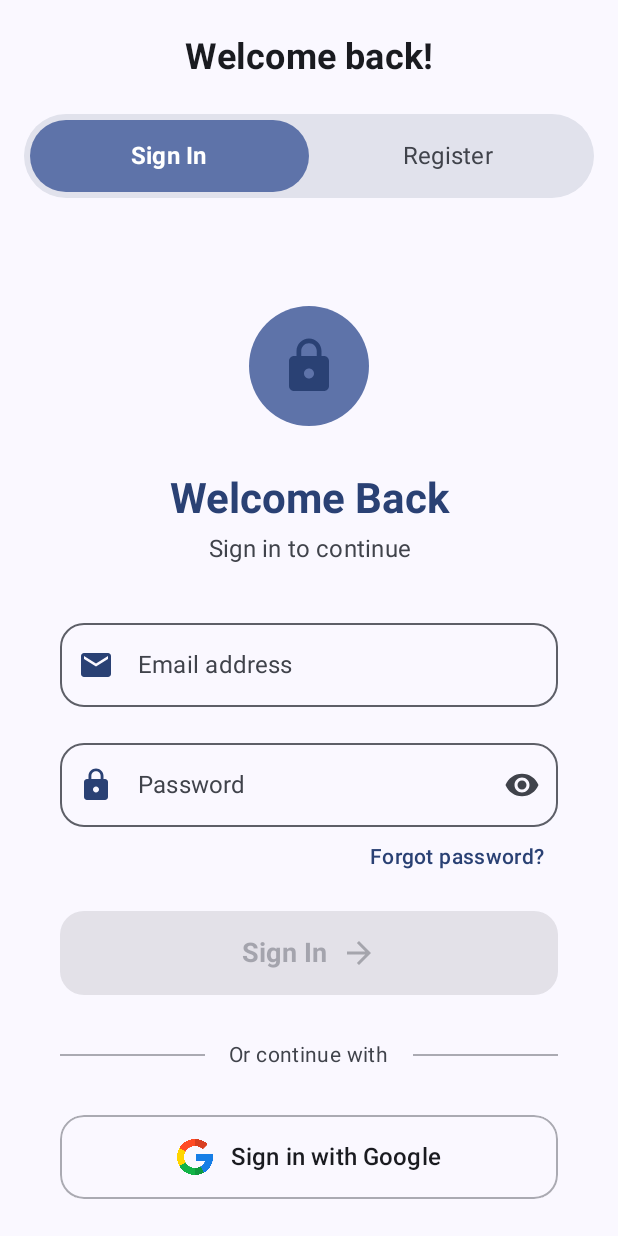
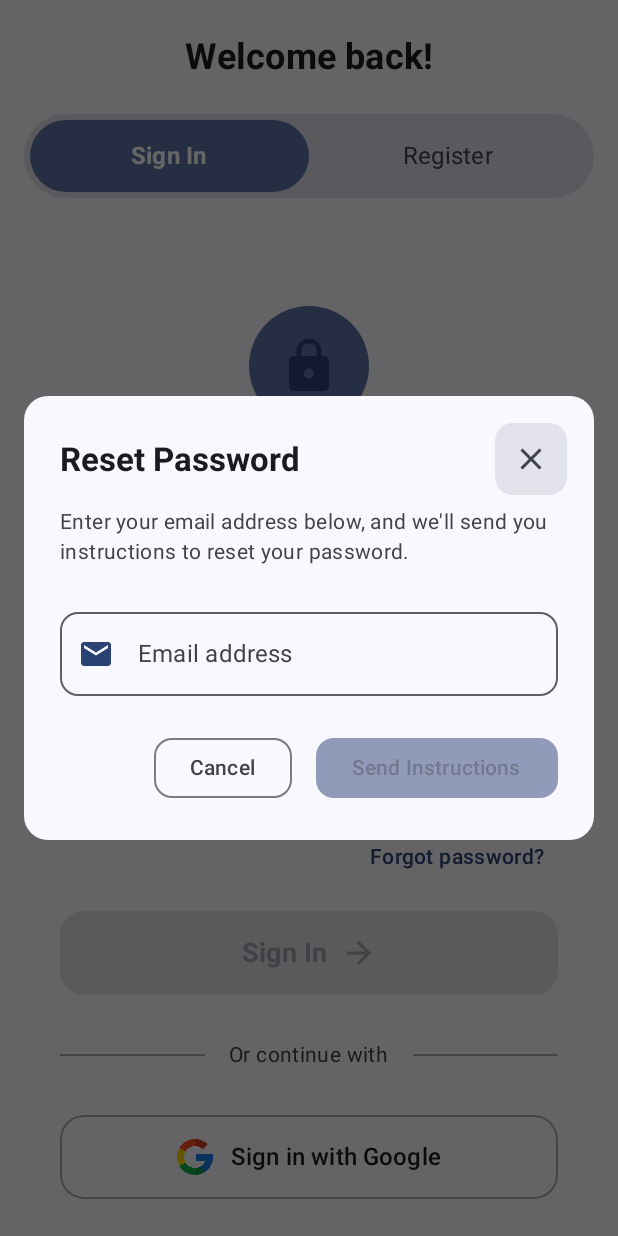
Before and after one commit to zenitsudono/GMAO-machines, an Android app built with Jetpack Compose: the composable AuthScreen shown on its own in the app's theme, after a tap on "Forgot password?", on a phone screen of 412 x 824 dp. Run offline under Robolectric (Android 15) with nearby library versions, the light colour scheme and no system bars; our stand-ins replace Firebase (no records; nobody signed in at launch, a user with empty details on screens opened directly).

Commit message:
function forget password done

```diff
--- a/app/src/main/java/com/app/gmao_machines/models/AuthUiState.kt
+++ b/app/src/main/java/com/app/gmao_machines/models/AuthUiState.kt
@@ -7,4 +7,5 @@ sealed class AuthUiState {
     object Loading : AuthUiState()
     data class Success(val user: User) : AuthUiState()
     data class Error(val message: String) : AuthUiState()
+    data class PasswordResetSent(val email: String) : AuthUiState()
 }
--- /dev/null
+++ b/app/src/main/java/com/app/gmao_machines/ui/components/ForgotPasswordDialog.kt
@@ -0,0 +1,169 @@
+package com.app.gmao_machines.ui.components
+
+import androidx.compose.foundation.background
+import androidx.compose.foundation.layout.*
+import androidx.compose.foundation.shape.RoundedCornerShape
+import androidx.compose.foundation.text.KeyboardOptions
+import androidx.compose.material.icons.Icons
+import androidx.compose.material.icons.filled.Close
+import androidx.compose.material.icons.filled.Email
+import androidx.compose.material3.*
+import androidx.compose.runtime.*
+import androidx.compose.ui.Alignment
+import androidx.compose.ui.Modifier
+import androidx.compose.ui.graphics.Color
+import androidx.compose.ui.text.font.FontWeight
+import androidx.compose.ui.text.input.ImeAction
+import androidx.compose.ui.text.input.KeyboardType
+import androidx.compose.ui.unit.dp
+import androidx.compose.ui.window.Dialog
+import androidx.compose.ui.window.DialogProperties
+
+@OptIn(ExperimentalMaterial3Api::class)
+@Composable
+fun ForgotPasswordDialog(
+    initialEmail: String = "",
+    onDismiss: () -> Unit,
+    onSubmit: (String) -> Unit
+) {
+    var email by remember { mutableStateOf(initialEmail) }
+    var isEmailValid by remember { mutableStateOf(false) }
+
+    // Validate email whenever it changes
+    LaunchedEffect(email) {
+        isEmailValid = email.isNotBlank() && android.util.Patterns.EMAIL_ADDRESS.matcher(email).matches()
+    }
+
+    Dialog(
+        onDismissRequest = onDismiss,
+        properties = DialogProperties(
+            dismissOnBackPress = true,
+            dismissOnClickOutside = true
+        )
+    ) {
+        Card(
+            modifier = Modifier
+                .fillMaxWidth()
+                .padding(16.dp),
+            shape = RoundedCornerShape(16.dp),
+            colors = CardDefaults.cardColors(
+                containerColor = MaterialTheme.colorScheme.surface
+            )
+        ) {
+            Column(
+                modifier = Modifier
+                    .fillMaxWidth()
+                    .padding(24.dp),
+                horizontalAlignment = Alignment.CenterHorizontally
+            ) {
+                // Header with close button
+                Row(
+                    modifier = Modifier.fillMaxWidth(),
+                    horizontalArrangement = Arrangement.SpaceBetween,
+                    verticalAlignment = Alignment.CenterVertically
+                ) {
+                    Text(
+                        text = "Reset Password",
+                        style = MaterialTheme.typography.titleLarge,
+                        fontWeight = FontWeight.Bold
+                    )
+
+                    IconButton(
+                        onClick = onDismiss,
+                        modifier = Modifier
+                            .size(36.dp)
+                            .background(
+                                color = MaterialTheme.colorScheme.surfaceVariant,
+                                shape = RoundedCornerShape(12.dp)
+                            )
+                    ) {
+                        Icon(
+                            imageVector = Icons.Default.Close,
+                            contentDescription = "Close",
+                            tint = MaterialTheme.colorScheme.onSurfaceVariant
+                        )
+                    }
+                }
+
+                Spacer(modifier = Modifier.height(16.dp))
+
+                // Instructions
+                Text(
+                    text = "Enter your email address below, and we'll send you instructions to reset your password.",
+                    style = MaterialTheme.typography.bodyMedium,
+                    color = MaterialTheme.colorScheme.onSurfaceVariant
+                )
+
+                Spacer(modifier = Modifier.height(24.dp))
+
+                // Email field
+                OutlinedTextField(
+                    value = email,
+                    onValueChange = { email = it },
+                    label = { Text("Email address") },
+                    placeholder = { Text("Enter your email") },
+                    modifier = Modifier.fillMaxWidth(),
+                    shape = RoundedCornerShape(12.dp),
+                    colors = OutlinedTextFieldDefaults.colors(
+                        focusedBorderColor = MaterialTheme.colorScheme.primary,
+                        unfocusedBorderColor = MaterialTheme.colorScheme.outline,
+                    ),
+                    leadingIcon = {
+                        Icon(
+                            imageVector = Icons.Default.Email,
+                            contentDescription = "Email",
+                            tint = MaterialTheme.colorScheme.primary
+                        )
+                    },
+                    keyboardOptions = KeyboardOptions(
+                        keyboardType = KeyboardType.Email,
+                        imeAction = ImeAction.Done
+                    ),
+                    singleLine = true,
+                    isError = email.isNotEmpty() && !isEmailValid
+                )
+
+                if (email.isNotEmpty() && !isEmailValid) {
+                    Text(
+                        text = "Please enter a valid email address",
+                        color = MaterialTheme.colorScheme.error,
+                        style = MaterialTheme.typography.bodySmall,
+                        modifier = Modifier
+                            .fillMaxWidth()
+                            .padding(start = 16.dp, top = 4.dp)
+                    )
+                }
+
+                Spacer(modifier = Modifier.height(24.dp))
+
+                // Action buttons
+                Row(
+                    modifier = Modifier.fillMaxWidth(),
+                    horizontalArrangement = Arrangement.End
+                ) {
+                    OutlinedButton(
+                        onClick = onDismiss,
+                        shape = RoundedCornerShape(12.dp),
+                        colors = ButtonDefaults.outlinedButtonColors()
+                    ) {
+                        Text("Cancel")
+                    }
+
+                    Spacer(modifier = Modifier.width(16.dp))
+
+                    Button(
+                        onClick = { onSubmit(email) },
+                        enabled = isEmailValid,
+                        shape = RoundedCornerShape(12.dp),
+                        colors = ButtonDefaults.buttonColors(
+                            containerColor = MaterialTheme.colorScheme.primary,
+                            disabledContainerColor = MaterialTheme.colorScheme.primary.copy(alpha = 0.5f)
+                        )
+                    ) {
+                        Text("Send Instructions")
+                    }
+                }
+            }
+        }
+    }
+}
--- a/app/src/main/java/com/app/gmao_machines/ui/components/SignInContent.kt
+++ b/app/src/main/java/com/app/gmao_machines/ui/components/SignInContent.kt
@@ -36,11 +36,15 @@ import com.app.gmao_machines.ui.viewModel.AuthViewModel
 fun SignInContent(
     viewModel: AuthViewModel,
     onGoogleSignIn: () -> Unit,
-    onRegisterClick: () -> Unit = {}
+    onRegisterClick: () -> Unit = {},
+    onForgotPassword: (String) -> Unit = { viewModel.forgotPassword() }
 ) {
     val email = viewModel.email.collectAsState()
     val password = viewModel.password.collectAsState()
     val passwordVisible = viewModel.passwordVisible.collectAsState()
+
+    // State for forgot password dialog
+    var showForgotPasswordDialog by remember { mutableStateOf(false) }
 
     // Create animated states
     val animationProgress = remember { Animatable(0f) }
@@ -53,6 +57,18 @@ fun SignInContent(
 
     // Email validation state
     val isEmailValid = email.value.contains("@") && email.value.contains(".")
+
+    // Show forgot password dialog if needed
+    if (showForgotPasswordDialog) {
+        ForgotPasswordDialog(
+            initialEmail = email.value,
+            onDismiss = { showForgotPasswordDialog = false },
+            onSubmit = { emailToReset ->
+                onForgotPassword(emailToReset)
+                showForgotPasswordDialog = false
+            }
+        )
+    }
 
     Box {
         Column(
@@ -188,7 +204,7 @@ fun SignInContent(
                 modifier = Modifier
                     .align(Alignment.End)
                     .clip(RoundedCornerShape(4.dp))
-                    .clickable { /* Handle forgot password */ }
+                    .clickable { showForgotPasswordDialog = true }
                     .padding(vertical = 4.dp, horizontal = 8.dp)
             )
 
```
Also changed, not shown: app/src/main/java/com/app/gmao_machines/repository/AuthRepository.kt (+24 -0 lines), app/src/main/java/com/app/gmao_machines/ui/screens/AuthScreen.kt (+14 -0 lines), app/src/main/java/com/app/gmao_machines/ui/viewModel/AuthViewModel.kt (+39 -0 lines).
